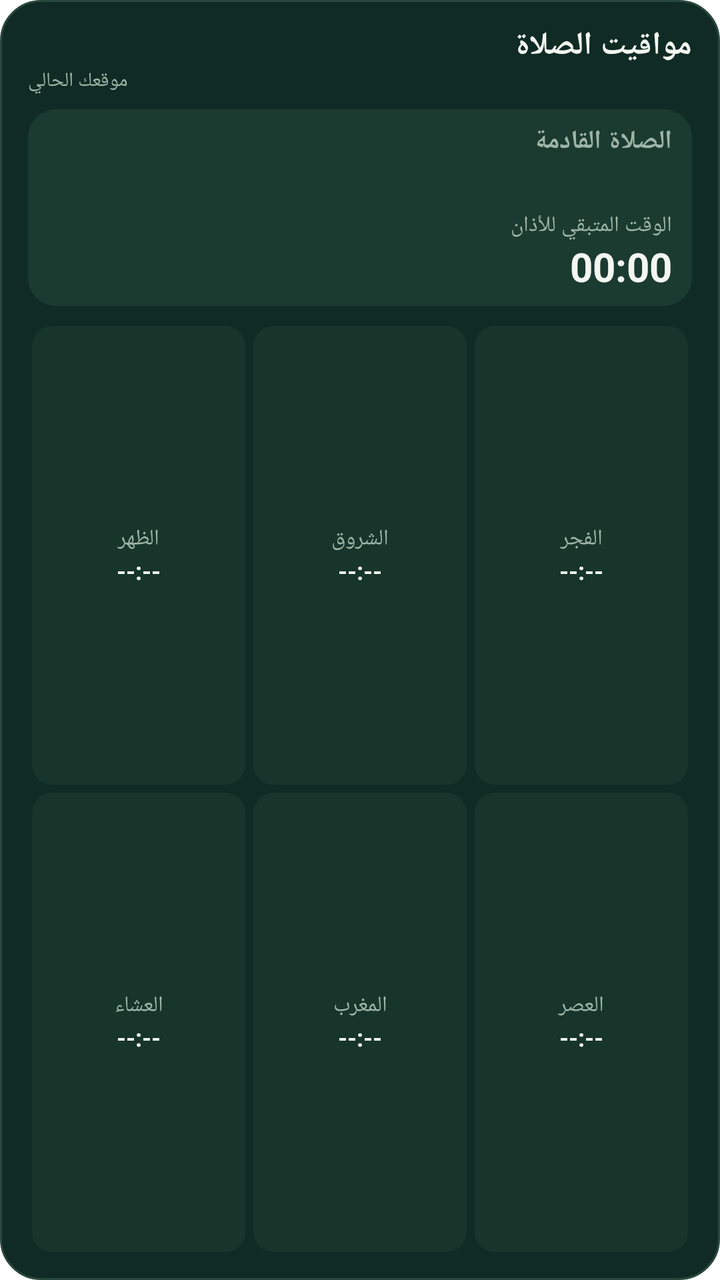
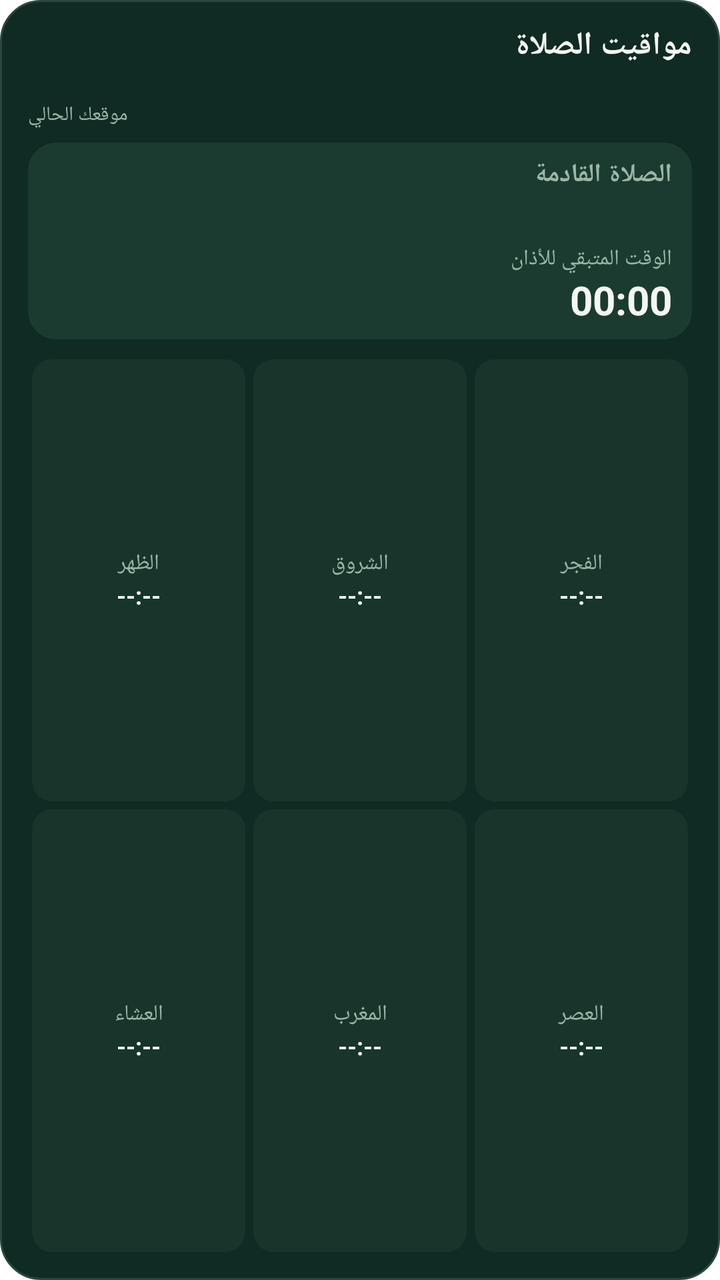

An Android layout rendered at two revisions. The XML below is the earlier revision; the diff shows what the commit changed to produce the second picture.
<!-- AndroidManifest.xml: fallback theme Theme.MaterialComponents.DayNight.NoActionBar -->
<!-- res/layout/prayer_times_widget.xml -->
<LinearLayout xmlns:android="http://schemas.android.com/apk/res/android"
    android:id="@+id/prayer_widget_root"
    android:layout_width="match_parent"
    android:layout_height="match_parent"
    android:background="@drawable/prayer_times_widget_background"
    android:gravity="center_vertical"
    android:layoutDirection="rtl"
    android:orientation="vertical"
    android:paddingStart="14dp"
    android:paddingTop="12dp"
    android:paddingEnd="14dp"
    android:paddingBottom="12dp">

    <LinearLayout
        android:layout_width="match_parent"
        android:layout_height="wrap_content"
        android:gravity="center_vertical"
        android:orientation="vertical">

        <TextView
            android:id="@+id/prayer_widget_heading"
            android:layout_width="match_parent"
            android:layout_height="wrap_content"
            android:fontFamily="sans"
            android:gravity="start"
            android:maxLines="1"
            android:includeFontPadding="false"
            android:text="مواقيت الصلاة"
            android:textColor="@color/prayer_widget_primary_text"
            android:textSize="16sp"
            android:textStyle="bold" />

        <LinearLayout
            android:layout_width="match_parent"
            android:layout_height="wrap_content"
            android:gravity="end"
            android:orientation="horizontal">
            <TextView
                android:id="@+id/prayer_widget_date"
                android:layout_width="0dp"
                android:layout_height="wrap_content"
                android:layout_weight="1"
                android:gravity="end"
                android:maxLines="1"
                android:includeFontPadding="false"
                android:text="موقعك الحالي"
                android:textColor="@color/prayer_widget_secondary_text"
                android:textSize="10sp" />
            <TextView
                android:id="@+id/prayer_widget_day"
                android:layout_width="wrap_content"
                android:layout_height="wrap_content"
                android:layout_marginTop="1dp"
                android:gravity="end"
                android:maxLines="1"
                android:includeFontPadding="false"
                android:textColor="@color/prayer_widget_secondary_text"
                android:textSize="11sp" />
        </LinearLayout>
    </LinearLayout>

    <LinearLayout
        android:layout_width="match_parent"
        android:layout_height="wrap_content"
        android:layout_marginTop="7dp"
        android:background="@drawable/prayer_widget_upcoming_background"
        android:gravity="center_vertical"
        android:minHeight="64dp"
        android:orientation="vertical"
        android:paddingStart="10dp"
        android:paddingTop="7dp"
        android:paddingEnd="10dp"
        android:paddingBottom="7dp">

        <LinearLayout
            android:layout_width="match_parent"
            android:layout_height="wrap_content"
            android:gravity="center_vertical"
            android:orientation="vertical">

            <TextView
                android:id="@+id/prayer_widget_countdown_title"
                android:layout_width="match_parent"
                android:layout_height="wrap_content"
                android:gravity="start"
                android:maxLines="1"
                android:includeFontPadding="false"
                android:text="الصلاة القادمة"
                android:textColor="@color/prayer_widget_secondary_text"
                android:textSize="13sp"
                android:textStyle="bold" />
            <TextView
                android:id="@+id/prayer_widget_next_name"
                android:layout_width="match_parent"
                android:layout_height="wrap_content"
                android:gravity="start"
                android:maxLines="1"
                android:includeFontPadding="false"
                android:textColor="@color/prayer_widget_primary_text"
                android:textSize="18sp"
                android:textStyle="bold" />
            <TextView
                android:id="@+id/prayer_widget_remaining_label"
                android:layout_width="match_parent"
                android:layout_height="wrap_content"
                android:layout_marginTop="5dp"
                android:gravity="start"
                android:maxLines="1"
                android:includeFontPadding="false"
                android:text="الوقت المتبقي للأذان"
                android:textColor="@color/prayer_widget_secondary_text"
                android:textSize="11sp" />
        </LinearLayout>

        <Chronometer
            android:id="@+id/prayer_widget_countdown"
            android:layout_width="wrap_content"
            android:layout_height="wrap_content"
            android:fontFamily="sans"
            android:format="%s"
            android:layout_marginTop="2dp"
            android:gravity="start|center_vertical"
            android:includeFontPadding="false"
            android:textColor="@color/prayer_widget_primary_text"
            android:textDirection="ltr"
            android:textSize="20sp"
            android:textStyle="bold" />
    </LinearLayout>

    <LinearLayout
        android:layout_width="match_parent"
        android:layout_height="0dp"
        android:layout_marginTop="8dp"
        android:layout_weight="1"
        android:gravity="center_vertical"
        android:orientation="vertical">

        <LinearLayout
            android:layout_width="match_parent"
            android:layout_height="0dp"
            android:layout_weight="1"
            android:gravity="center_vertical"
            android:orientation="horizontal">
            <LinearLayout android:id="@+id/prayer_cell_fajr" style="@style/PrayerWidgetCell">
                <TextView android:id="@+id/prayer_name_fajr" style="@style/PrayerWidgetCellName" android:text="الفجر" />
                <TextView android:id="@+id/prayer_time_fajr" style="@style/PrayerWidgetCellTime" />
            </LinearLayout>
            <LinearLayout android:id="@+id/prayer_cell_sunrise" style="@style/PrayerWidgetCell">
                <TextView android:id="@+id/prayer_name_sunrise" style="@style/PrayerWidgetCellName" android:text="الشروق" />
                <TextView android:id="@+id/prayer_time_sunrise" style="@style/PrayerWidgetCellTime" />
            </LinearLayout>
            <LinearLayout android:id="@+id/prayer_cell_dhuhr" style="@style/PrayerWidgetCell">
                <TextView android:id="@+id/prayer_name_dhuhr" style="@style/PrayerWidgetCellName" android:text="الظهر" />
                <TextView android:id="@+id/prayer_time_dhuhr" style="@style/PrayerWidgetCellTime" />
            </LinearLayout>
        </LinearLayout>

        <LinearLayout
            android:layout_width="match_parent"
            android:layout_height="0dp"
            android:layout_weight="1"
            android:gravity="center_vertical"
            android:orientation="horizontal">
            <LinearLayout android:id="@+id/prayer_cell_asr" style="@style/PrayerWidgetCell">
                <TextView android:id="@+id/prayer_name_asr" style="@style/PrayerWidgetCellName" android:text="العصر" />
                <TextView android:id="@+id/prayer_time_asr" style="@style/PrayerWidgetCellTime" />
            </LinearLayout>
            <LinearLayout android:id="@+id/prayer_cell_maghrib" style="@style/PrayerWidgetCell">
                <TextView android:id="@+id/prayer_name_maghrib" style="@style/PrayerWidgetCellName" android:text="المغرب" />
                <TextView android:id="@+id/prayer_time_maghrib" style="@style/PrayerWidgetCellTime" />
            </LinearLayout>
            <LinearLayout android:id="@+id/prayer_cell_isha" style="@style/PrayerWidgetCell">
                <TextView android:id="@+id/prayer_name_isha" style="@style/PrayerWidgetCellName" android:text="العشاء" />
                <TextView android:id="@+id/prayer_time_isha" style="@style/PrayerWidgetCellTime" />
            </LinearLayout>
        </LinearLayout>
    </LinearLayout>
</LinearLayout>
<!-- resources referenced by this layout -->
<resources>
  <color name="prayer_widget_primary_text">#FFF3F6F1</color>
  <color name="prayer_widget_secondary_text">#FF9DB5A7</color>
  <!-- drawable prayer_times_widget_background (drawable) -->
  <shape xmlns:android="http://schemas.android.com/apk/res/android" android:shape="rectangle">
      <solid android:color="@color/prayer_widget_surface" />
      <stroke android:width="1dp" android:color="@color/prayer_widget_border" />
      <corners android:radius="20dp" />
  </shape>
  <!-- drawable prayer_widget_upcoming_background (drawable) -->
  <shape xmlns:android="http://schemas.android.com/apk/res/android" android:shape="rectangle">
      <solid android:color="@color/prayer_widget_upcoming_surface" />
      <corners android:radius="14dp" />
  </shape>
  <style name="PrayerWidgetCell">
          <item name="android:layout_width">0dp</item>
          <item name="android:layout_height">match_parent</item>
          <item name="android:layout_weight">1</item>
          <item name="android:layout_margin">2dp</item>
          <item name="android:background">@drawable/prayer_widget_cell_background</item>
          <item name="android:gravity">center</item>
          <item name="android:orientation">vertical</item>
          <item name="android:paddingStart">2dp</item>
          <item name="android:paddingEnd">2dp</item>
      </style>
  <style name="PrayerWidgetCellName">
          <item name="android:layout_width">match_parent</item>
          <item name="android:layout_height">wrap_content</item>
          <item name="android:ellipsize">end</item>
          <item name="android:gravity">center</item>
          <item name="android:maxLines">1</item>
          <item name="android:textColor">@color/prayer_widget_secondary_text</item>
          <item name="android:textSize">11sp</item>
      </style>
  <style name="PrayerWidgetCellTime">
          <item name="android:layout_width">match_parent</item>
          <item name="android:layout_height">wrap_content</item>
          <item name="android:ellipsize">end</item>
          <item name="android:gravity">center</item>
          <item name="android:maxLines">1</item>
          <item name="android:text">--:--</item>
          <item name="android:textColor">@color/prayer_widget_primary_text</item>
          <item name="android:textDirection">locale</item>
          <item name="android:textSize">12sp</item>
          <item name="android:textStyle">bold</item>
      </style>
  <color name="prayer_widget_surface">#FF102B23</color>
  <color name="prayer_widget_border">#FF29483D</color>
  <color name="prayer_widget_upcoming_surface">#FF1B3B30</color>
  <!-- drawable prayer_widget_cell_background (drawable) -->
  <shape xmlns:android="http://schemas.android.com/apk/res/android" android:shape="rectangle">
      <solid android:color="@color/prayer_widget_cell_surface" />
      <corners android:radius="10dp" />
  </shape>
  <color name="prayer_widget_cell_surface">#FF17352B</color>
</resources>

<!-- the commit's change to res/layout/prayer_times_widget.xml (unified diff, before → after) -->
@@ -23,7 +23,7 @@
             android:layout_height="wrap_content"
             android:fontFamily="sans"
             android:gravity="start"
-            android:maxLines="1"
+            android:maxLines="2"
             android:includeFontPadding="false"
             android:text="مواقيت الصلاة"
             android:textColor="@color/prayer_widget_primary_text"
@@ -34,28 +34,28 @@
             android:layout_width="match_parent"
             android:layout_height="wrap_content"
             android:gravity="end"
-            android:orientation="horizontal">
+            android:orientation="vertical">
+            <TextView
+                android:id="@+id/prayer_widget_day"
+                android:layout_width="match_parent"
+                android:layout_height="wrap_content"
+                android:layout_marginTop="2dp"
+                android:gravity="end"
+                android:maxLines="1"
+                android:includeFontPadding="false"
+                android:textColor="@color/prayer_widget_secondary_text"
+                android:textSize="11sp" />
             <TextView
                 android:id="@+id/prayer_widget_date"
-                android:layout_width="0dp"
+                android:layout_width="match_parent"
                 android:layout_height="wrap_content"
-                android:layout_weight="1"
+                android:layout_marginTop="2dp"
                 android:gravity="end"
                 android:maxLines="1"
                 android:includeFontPadding="false"
                 android:text="موقعك الحالي"
                 android:textColor="@color/prayer_widget_secondary_text"
                 android:textSize="10sp" />
-            <TextView
-                android:id="@+id/prayer_widget_day"
-                android:layout_width="wrap_content"
-                android:layout_height="wrap_content"
-                android:layout_marginTop="1dp"
-                android:gravity="end"
-                android:maxLines="1"
-                android:includeFontPadding="false"
-                android:textColor="@color/prayer_widget_secondary_text"
-                android:textSize="11sp" />
         </LinearLayout>
     </LinearLayout>
 
